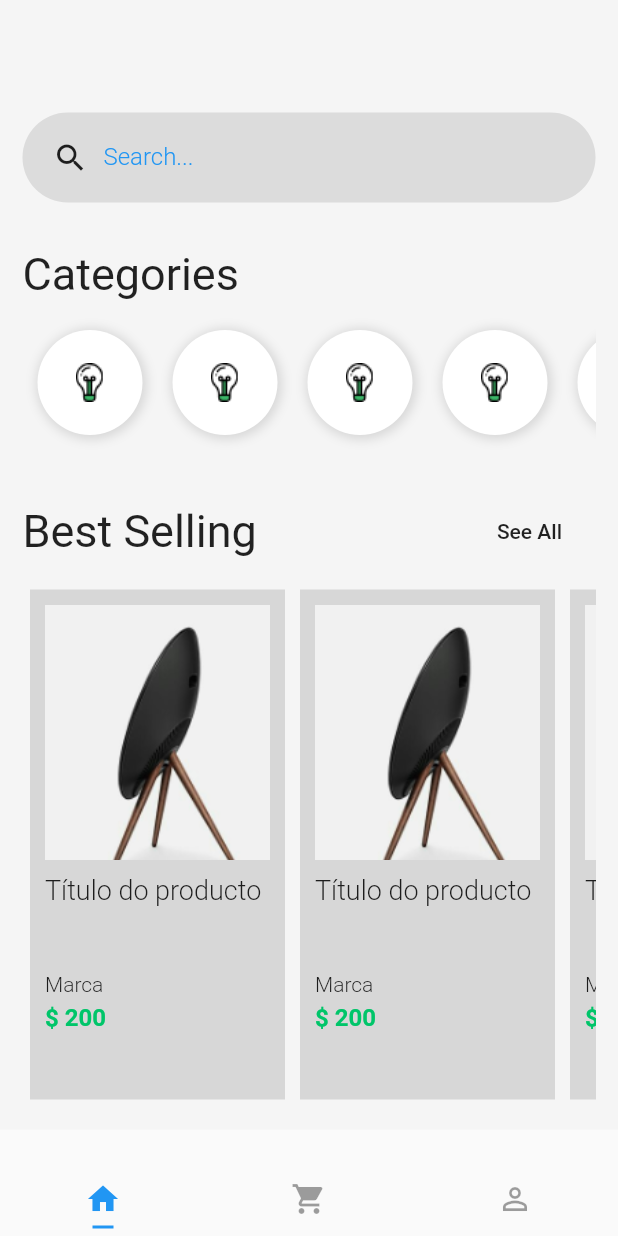
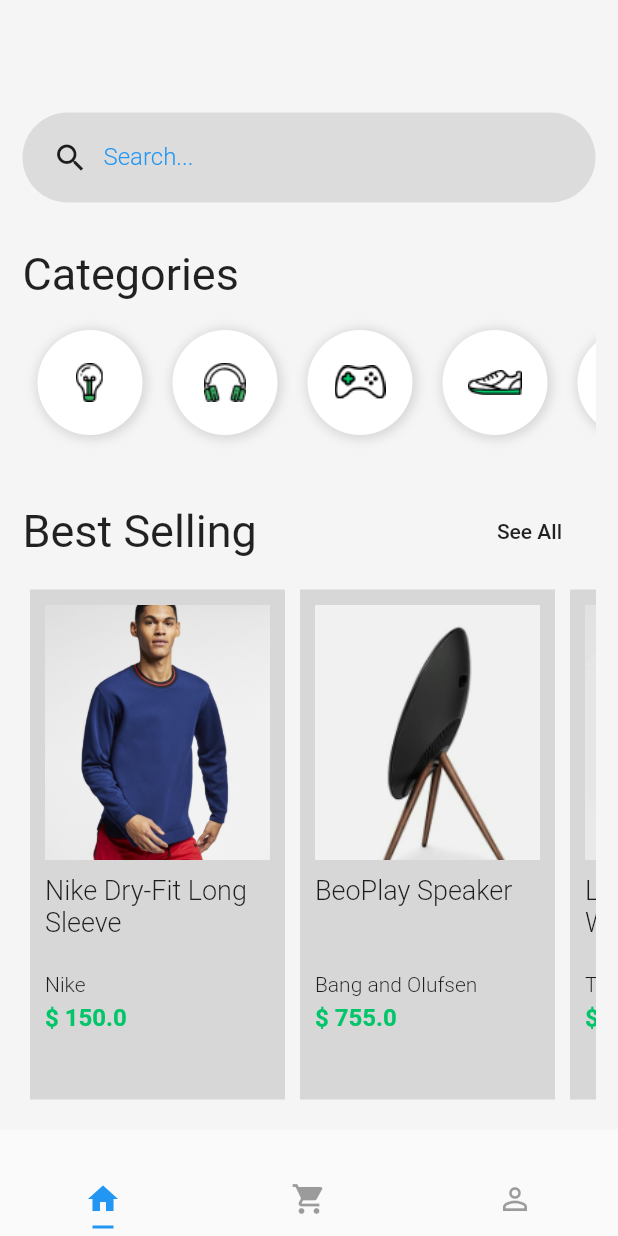
Before and after one commit to emiliosds/7185, a Flutter app: the screen it shows after launch, on a phone screen of 412 x 824 dp. Run offline on Flutter 3.47's test engine with Material 2 defaults, Android fonts, the phone set to English and light mode, and no system bars.

Commit message:
Término do módulo 3 - Organização

```diff
--- a/lib/pages/home.page.dart
+++ b/lib/pages/home.page.dart
@@ -1,5 +1,7 @@
 import 'package:flutter/material.dart';
-import 'package:shopping/pages/product.page.dart';
+import 'package:shopping/widgets/category/category.list.widget.dart';
+import 'package:shopping/widgets/product/product.list.widget.dart';
+import 'package:shopping/widgets/searchbox.widget.dart';
 
 class HomePage extends StatelessWidget {
   @override
@@ -15,7 +17,7 @@ class HomePage extends StatelessWidget {
               SizedBox(
                 height: 60,
               ),
-              search(),
+              SearchBox(),
               SizedBox(
                 height: 30,
               ),
@@ -30,7 +32,7 @@ class HomePage extends StatelessWidget {
               ),
               Container(
                 height: 90,
-                child: categoryList(),
+                child: CategoryList(),
               ),
               SizedBox(
                 height: 30,
@@ -55,7 +57,9 @@ class HomePage extends StatelessWidget {
               ),
               Container(
                 height: 350,
-                child: productList(context),
+                child: ProductList(
+                  scrollDirection: Axis.horizontal,
+                ),
               )
             ],
           ),
@@ -64,182 +68,3 @@ class HomePage extends StatelessWidget {
     );
   }
 }
-
-Widget search() {
-  return Container(
-    height: 60,
-    padding: EdgeInsets.only(
-      left: 20,
-    ),
-    decoration: BoxDecoration(
-      color: Colors.black.withOpacity(0.1),
-      borderRadius: BorderRadius.all(
-        Radius.circular(128),
-      ),
-    ),
-    child: Row(
-      children: <Widget>[
-        Icon(Icons.search),
-        Container(
-          width: 300,
-          padding: EdgeInsets.only(
-            left: 10,
-          ),
-          child: TextFormField(
-            keyboardType: TextInputType.text,
-            decoration: InputDecoration(
-              border: InputBorder.none,
-              labelText: "Search...",
-              labelStyle: TextStyle(
-                color: Colors.blue,
-                fontWeight: FontWeight.w300,
-                fontSize: 16,
-              ),
-            ),
-            style: TextStyle(
-              fontSize: 20,
-              color: Colors.blue,
-            ),
-          ),
-        )
-      ],
-    ),
-  );
-}
-
-Widget categoryList() {
-  return Container(
-    child: ListView(
-      scrollDirection: Axis.horizontal,
-      children: <Widget>[
-        categoryItem(),
-        categoryItem(),
-        categoryItem(),
-        categoryItem(),
-        categoryItem(),
-        categoryItem(),
-        categoryItem(),
-        categoryItem(),
-        categoryItem(),
-        categoryItem(),
-        categoryItem(),
-        categoryItem(),
-        categoryItem(),
-      ],
-    ),
-  );
-}
-
-Widget categoryItem() {
-  return Container(
-    width: 70,
-    height: 70,
-    margin: EdgeInsets.all(10),
-    padding: EdgeInsets.all(10),
-    decoration: BoxDecoration(
-      color: Colors.white,
-      boxShadow: [
-        new BoxShadow(
-          color: Colors.black12,
-          offset: new Offset(1, 1),
-          blurRadius: 5,
-          spreadRadius: 2,
-        ),
-      ],
-      borderRadius: BorderRadius.all(
-        Radius.circular(64),
-      ),
-    ),
-    child: Image.asset("assets/Icon_Devices.png"),
-  );
-}
-
-Widget productList(BuildContext context) {
-  return Container(
-    child: ListView(
-      scrollDirection: Axis.horizontal,
-      children: <Widget>[
-        productItem(context),
-        productItem(context),
-        productItem(context),
-        productItem(context),
-        productItem(context),
-        productItem(context),
-        productItem(context),
-        productItem(context),
-        productItem(context),
-        productItem(context),
-        productItem(context),
-        productItem(context),
-        productItem(context),
-      ],
-    ),
-  );
-}
-
-Widget productItem(BuildContext context) {
-  return Container(
-    padding: EdgeInsets.all(10),
-    margin: EdgeInsets.all(5),
-    width: 170,
-    color: Colors.black12,
-    child: Column(
-      crossAxisAlignment: CrossAxisAlignment.start,
-      children: <Widget>[
-        GestureDetector(
-          onTap: () {
-            Navigator.push(
-              context,
-              MaterialPageRoute(
-                builder: (context) => ProductPage(),
-              ),
-            );
-          },
-          child: Image.asset(
-            "assets/product-1.png",
-            width: 170,
-            height: 170,
-            fit: BoxFit.cover,
-          ),
-        ),
-        SizedBox(
-          height: 10,
-        ),
-        Container(
-          height: 60,
-          child: Text(
-            "Título do producto",
-            style: TextStyle(
-              fontSize: 18,
-              fontWeight: FontWeight.w300,
-            ),
-          ),
-        ),
-        SizedBox(
-          height: 5,
-        ),
-        Container(
-          child: Text(
-            "Marca",
-            style: TextStyle(
-              fontSize: 14,
-              fontWeight: FontWeight.w300,
-            ),
-          ),
-        ),
-        SizedBox(
-          height: 5,
-        ),
-        Container(
-          child: Text(
-            "\$ 200",
-            style: TextStyle(
-                fontSize: 16,
-                fontWeight: FontWeight.bold,
-                color: Color(0xFF00C569)),
-          ),
-        )
-      ],
-    ),
-  );
-}
--- a/lib/pages/product.page.dart
+++ b/lib/pages/product.page.dart
@@ -1,6 +1,18 @@
 import 'package:flutter/material.dart';
 
 class ProductPage extends StatelessWidget {
+  final String image;
+  final String title;
+  final String description;
+  final double price;
+
+  ProductPage({
+    @required this.image,
+    @required this.title,
+    @required this.description,
+    @required this.price,
+  });
+
   @override
   Widget build(BuildContext context) {
     return Scaffold(
@@ -16,7 +28,7 @@ class ProductPage extends StatelessWidget {
               flexibleSpace: FlexibleSpaceBar(
                 centerTitle: true,
                 background: Image.asset(
-                  "assets/product-10.png",
+                  this.image,
                   width: double.infinity,
                   fit: BoxFit.fitWidth,
                 ),
@@ -33,7 +45,7 @@ class ProductPage extends StatelessWidget {
                 right: 10,
               ),
               child: Text(
-                "Dry Fit Long Sleeve",
+                this.title,
                 style: TextStyle(
                   fontSize: 26,
                   fontWeight: FontWeight.bold,
@@ -42,7 +54,9 @@ class ProductPage extends StatelessWidget {
             ),
             Padding(
               padding: EdgeInsets.all(10),
-              child: Text("by Nike"),
+              child: Text(
+                this.description,
+              ),
             ),
             Padding(
               padding: EdgeInsets.all(10),
--- /dev/null
+++ b/lib/widgets/category/category.item.widget.dart
@@ -0,0 +1,32 @@
+import 'package:flutter/material.dart';
+
+class CategoryItem extends StatelessWidget {
+  final String image;
+
+  CategoryItem({@required this.image});
+
+  @override
+  Widget build(BuildContext context) {
+    return Container(
+      width: 70,
+      height: 70,
+      margin: EdgeInsets.all(10),
+      padding: EdgeInsets.all(10),
+      decoration: BoxDecoration(
+        color: Colors.white,
+        boxShadow: [
+          new BoxShadow(
+            color: Colors.black12,
+            offset: new Offset(1, 1),
+            blurRadius: 5,
+            spreadRadius: 2,
+          ),
+        ],
+        borderRadius: BorderRadius.all(
+          Radius.circular(64),
+        ),
+      ),
+      child: Image.asset(image),
+    );
+  }
+}
--- /dev/null
+++ b/lib/widgets/category/category.list.widget.dart
@@ -0,0 +1,21 @@
+import 'package:flutter/material.dart';
+
+import 'category.item.widget.dart';
+
+class CategoryList extends StatelessWidget {
+  @override
+  Widget build(BuildContext context) {
+    return Container(
+      child: ListView(
+        scrollDirection: Axis.horizontal,
+        children: <Widget>[
+          CategoryItem(image: "assets/Icon_Devices.png"),
+          CategoryItem(image: "assets/Icon_Gadgets.png"),
+          CategoryItem(image: "assets/Icon_Gaming.png"),
+          CategoryItem(image: "assets/Icon_Mens_Shoe.png"),
+          CategoryItem(image: "assets/Icon_Womens_Shoe.png"),
+        ],
+      ),
+    );
+  }
+}
--- /dev/null
+++ b/lib/widgets/product/product.card.widget.dart
@@ -0,0 +1,89 @@
+import 'package:flutter/material.dart';
+import 'package:shopping/pages/product.page.dart';
+
+class ProductCard extends StatelessWidget {
+  final String image;
+  final String title;
+  final String description;
+  final double price;
+
+  ProductCard({
+    @required this.image,
+    @required this.title,
+    @required this.description,
+    @required this.price,
+  });
+
+  @override
+  Widget build(BuildContext context) {
+    return Container(
+      padding: EdgeInsets.all(10),
+      margin: EdgeInsets.all(5),
+      width: 170,
+      color: Colors.black12,
+      child: Column(
+        crossAxisAlignment: CrossAxisAlignment.start,
+        children: <Widget>[
+          GestureDetector(
+            onTap: () {
+              Navigator.push(
+                context,
+                MaterialPageRoute(
+                  builder: (context) => ProductPage(
+                    title: this.title,
+                    description: this.description,
+                    image: this.image,
+                    price: this.price,
+                  ),
+                ),
+              );
+            },
+            child: Image.asset(
+              this.image,
+              width: 170,
+              height: 170,
+              fit: BoxFit.cover,
+            ),
+          ),
+          SizedBox(
+            height: 10,
+          ),
+          Container(
+            height: 60,
+            child: Text(
+              this.title,
+              style: TextStyle(
+                fontSize: 18,
+                fontWeight: FontWeight.w300,
+              ),
+            ),
+          ),
+          SizedBox(
+            height: 5,
+          ),
+          Container(
+            child: Text(
+              this.description,
+              style: TextStyle(
+                fontSize: 14,
+                fontWeight: FontWeight.w300,
+              ),
+            ),
+          ),
+          SizedBox(
+            height: 5,
+          ),
+          Container(
+            child: Text(
+              "\$ ${this.price}",
+              style: TextStyle(
+                  fontSize: 16,
+                  fontWeight: FontWeight.bold,
+                  color: Color(0xFF00C569)),
+            ),
+          )
+        ],
+      ),
+    );
+  }
+}
--- /dev/null
+++ b/lib/widgets/product/product.list.widget.dart
@@ -0,0 +1,50 @@
+import 'package:flutter/material.dart';
+
+import 'product.card.widget.dart';
+
+class ProductList extends StatelessWidget {
+  final Axis scrollDirection;
+
+  ProductList({@required this.scrollDirection});
+
+  @override
+  Widget build(BuildContext context) {
+    return Container(
+      child: ListView(
+        scrollDirection: this.scrollDirection,
+        children: <Widget>[
+          ProductCard(
+            title: "Nike Dry-Fit Long Sleeve",
+            description: "Nike",
+            image: "assets/product-10.png",
+            price: 150,
+          ),
+          ProductCard(
+            title: "BeoPlay Speaker",
+            description: "Bang and Olufsen",
+            image: "assets/product-1.png",
+            price: 755,
+          ),
+          ProductCard(
+            title: "Leather Wristwatch",
+            description: "Tag Heuer",
+            image: "assets/product-2.png",
+            price: 450,
+          ),
+          ProductCard(
+            title: "Smart Bluetooth Speaker",
+            description: "Google Inc.",
+            image: "assets/product-3.png",
+            price: 900,
+          ),
+          ProductCard(
+            title: "Smart Luggage",
+            description: "Smart Inc.",
+            image: "assets/product-4.png",
+            price: 1000,
+          ),
+        ],
+      ),
+    );
+  }
+}
--- /dev/null
+++ b/lib/widgets/searchbox.widget.dart
@@ -0,0 +1,46 @@
+import 'package:flutter/material.dart';
+
+class SearchBox extends StatelessWidget {
+  @override
+  Widget build(BuildContext context) {
+    return Container(
+      height: 60,
+      padding: EdgeInsets.only(
+        left: 20,
+      ),
+      decoration: BoxDecoration(
+        color: Colors.black.withOpacity(0.1),
+        borderRadius: BorderRadius.all(
+          Radius.circular(128),
+        ),
+      ),
+      child: Row(
+        children: <Widget>[
+          Icon(Icons.search),
+          Container(
+            width: 300,
+            padding: EdgeInsets.only(
+              left: 10,
+            ),
+            child: TextFormField(
+              keyboardType: TextInputType.text,
+              decoration: InputDecoration(
+                border: InputBorder.none,
+                labelText: "Search...",
+                labelStyle: TextStyle(
+                  color: Colors.blue,
+                  fontWeight: FontWeight.w300,
+                  fontSize: 16,
+                ),
+              ),
+              style: TextStyle(
+                fontSize: 20,
+                color: Colors.blue,
+              ),
+            ),
+          )
+        ],
+      ),
+    );
+  }
+}
```
